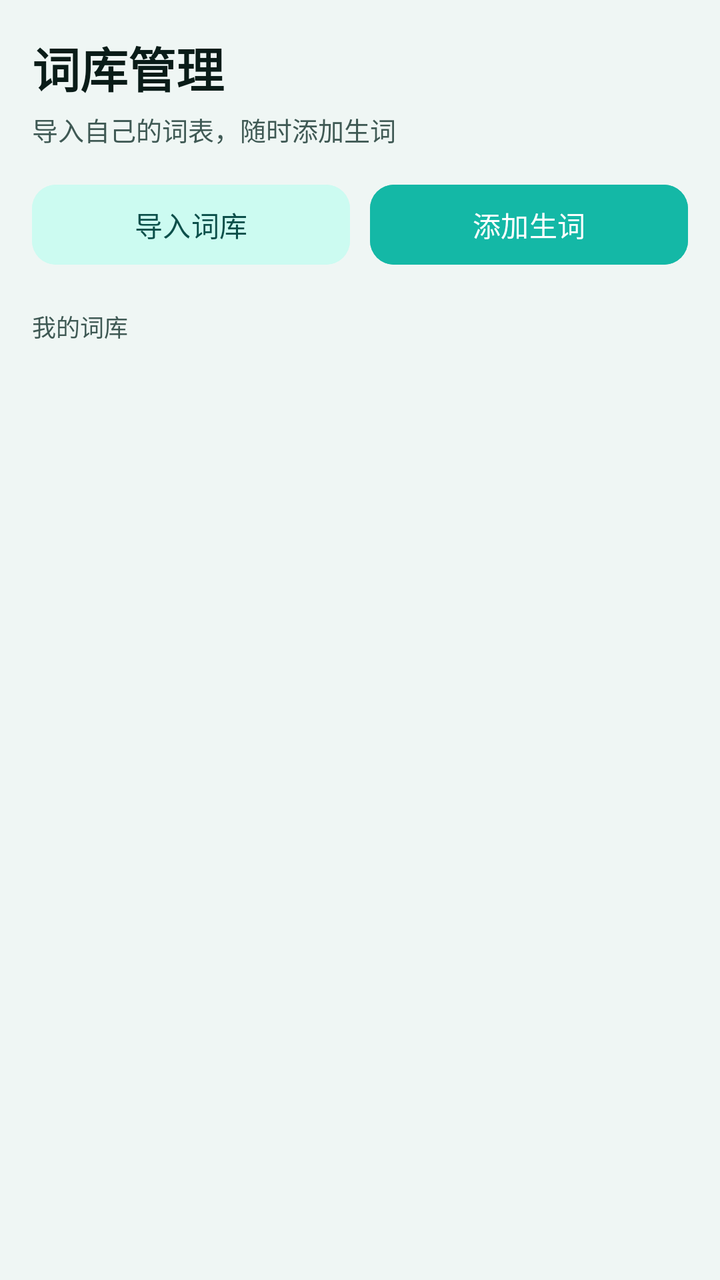
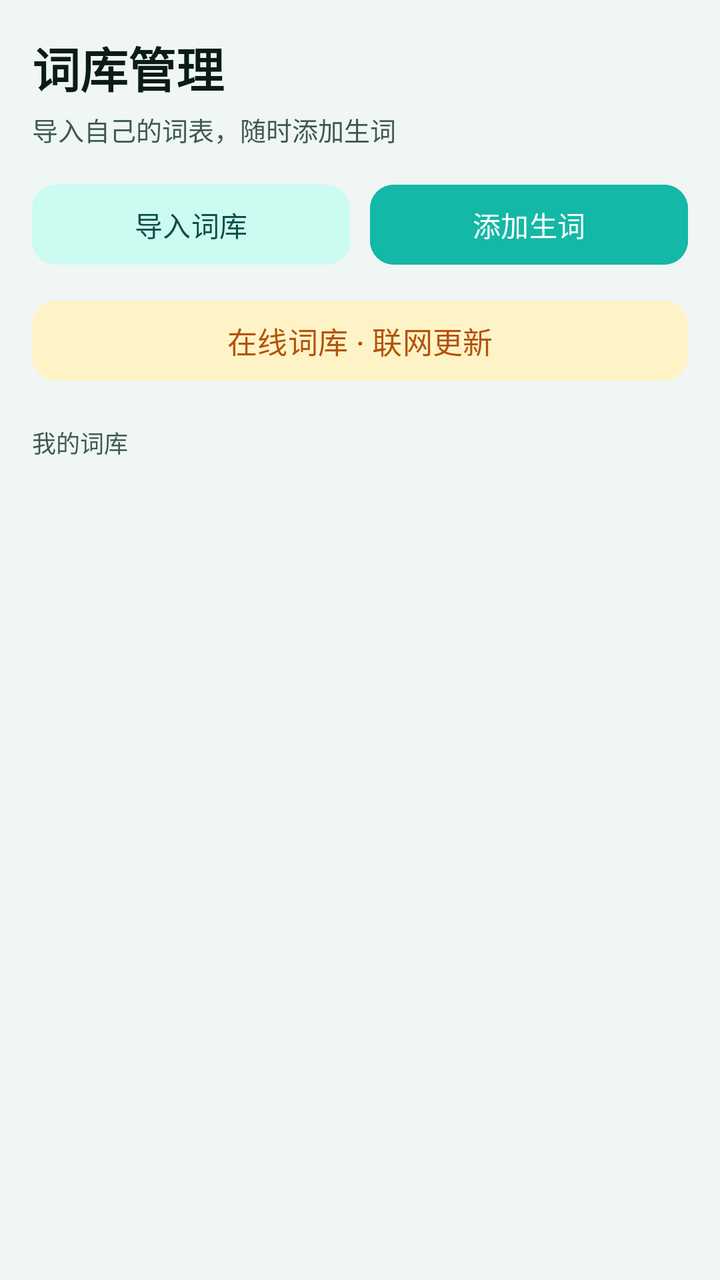

An Android layout rendered at two revisions. The XML below is the earlier revision; the diff shows what the commit changed to produce the second picture.
<!-- AndroidManifest.xml: application theme Theme.Dancijiyi -->
<!-- res/layout/fragment_library.xml -->
<?xml version="1.0" encoding="utf-8"?>
<LinearLayout xmlns:android="http://schemas.android.com/apk/res/android"
    xmlns:app="http://schemas.android.com/apk/res-auto"
    android:layout_width="match_parent"
    android:layout_height="match_parent"
    android:background="@color/bg"
    android:orientation="vertical"
    android:paddingLeft="16dp"
    android:paddingTop="16dp"
    android:paddingRight="16dp">

    <TextView
        android:layout_width="wrap_content"
        android:layout_height="wrap_content"
        android:text="词库管理"
        android:textColor="@color/text_primary"
        android:textSize="24sp"
        android:textStyle="bold" />

    <TextView
        android:layout_width="wrap_content"
        android:layout_height="wrap_content"
        android:layout_marginTop="4dp"
        android:text="导入自己的词表，随时添加生词"
        android:textColor="@color/text_secondary"
        android:textSize="13sp" />

    <LinearLayout
        android:layout_width="match_parent"
        android:layout_height="wrap_content"
        android:layout_marginTop="14dp"
        android:orientation="horizontal">

        <com.google.android.material.button.MaterialButton
            android:id="@+id/btnImport"
            android:layout_width="0dp"
            android:layout_height="48dp"
            android:layout_weight="1"
            android:backgroundTint="@color/brand_light"
            android:text="导入词库"
            android:textColor="@color/brand_dark"
            android:textSize="14sp"
            app:cornerRadius="12dp" />

        <com.google.android.material.button.MaterialButton
            android:id="@+id/btnAddWord"
            android:layout_width="0dp"
            android:layout_height="48dp"
            android:layout_marginStart="10dp"
            android:layout_weight="1"
            android:backgroundTint="@color/brand_mid"
            android:text="添加生词"
            android:textColor="@color/white"
            android:textSize="14sp"
            app:cornerRadius="12dp" />
    </LinearLayout>

    <TextView
        android:layout_width="wrap_content"
        android:layout_height="wrap_content"
        android:layout_marginTop="18dp"
        android:layout_marginBottom="10dp"
        android:text="我的词库"
        android:textColor="@color/text_secondary"
        android:textSize="12sp" />

    <androidx.recyclerview.widget.RecyclerView
        android:id="@+id/rvBooks"
        android:layout_width="match_parent"
        android:layout_height="0dp"
        android:layout_weight="1"
        android:clipToPadding="false"
        android:paddingBottom="16dp"
        android:scrollbars="none" />
</LinearLayout>
<!-- resources referenced by this layout -->
<resources>
  <color name="bg">#EFF6F4</color>
  <color name="brand_dark">#0B4F4A</color>
  <color name="brand_light">#CCFBF1</color>
  <color name="brand_mid">#14B8A6</color>
  <color name="text_primary">#0A1C18</color>
  <color name="text_secondary">#3F5954</color>
  <color name="white">#FFFFFFFF</color>
  <style name="Theme.Dancijiyi" parent="Base.Theme.Dancijiyi" />
  <style name="Base.Theme.Dancijiyi" parent="Theme.Material3.Light.NoActionBar">
          <item name="colorPrimary">@color/brand</item>
          <item name="colorOnPrimary">@color/white</item>
          <item name="colorPrimaryContainer">@color/brand_light</item>
          <item name="colorOnPrimaryContainer">@color/brand_dark</item>
          <item name="colorSecondary">@color/accent</item>
          <item name="colorOnSecondary">@color/white</item>
          <item name="colorSurface">@color/surface</item>
          <item name="android:colorBackground">@color/bg</item>
          <item name="colorOnSurface">@color/text_primary</item>
          <item name="colorOnSurfaceVariant">@color/text_secondary</item>
          <item name="android:textColorPrimary">@color/text_primary</item>
          <item name="android:textColorSecondary">@color/text_secondary</item>
          <item name="android:statusBarColor">@android:color/transparent</item>
          <item name="android:navigationBarColor">@android:color/transparent</item>
          <item name="android:windowLightStatusBar">true</item>
          <item name="android:windowLightNavigationBar">true</item>
      </style>
  <color name="brand">#0F766E</color>
  <color name="accent">#F59E0B</color>
  <color name="surface">#FFFFFFFF</color>
</resources>

<!-- the commit's change to res/layout/fragment_library.xml (unified diff, before → after) -->
@@ -55,6 +55,17 @@
             app:cornerRadius="12dp" />
     </LinearLayout>
 
+    <com.google.android.material.button.MaterialButton
+        android:id="@+id/btnOnline"
+        android:layout_width="match_parent"
+        android:layout_height="48dp"
+        android:layout_marginTop="10dp"
+        android:backgroundTint="@color/accent_light"
+        android:text="在线词库 · 联网更新"
+        android:textColor="@color/accent_text"
+        android:textSize="15sp"
+        app:cornerRadius="12dp" />
+
     <TextView
         android:layout_width="wrap_content"
         android:layout_height="wrap_content"
<!-- resource entries referenced after the edit -->
@@ -1,5 +1,7 @@
 <!-- resources referenced by this layout -->
 <resources>
+  <color name="accent_light">#FEF3C7</color>
+  <color name="accent_text">#B45309</color>
   <color name="bg">#EFF6F4</color>
   <color name="brand_dark">#0B4F4A</color>
   <color name="brand_light">#CCFBF1</color>
